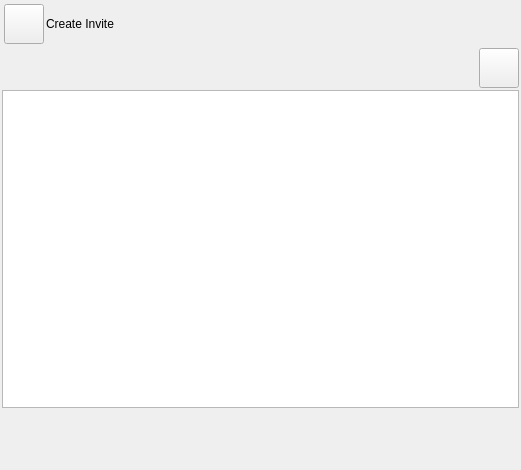
Old version of the form nolimitgui/src/Forms/SessionWidget.ui in the repository nolimitconnect/NoLimitConnect.
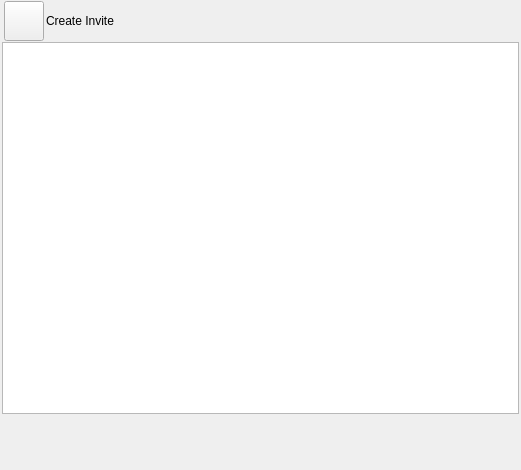
New version of the form. Custom widgets are drawn as their Qt base class.

What changed in the file:
```diff
--- a/nolimitgui/src/Forms/SessionWidget.ui
+++ b/nolimitgui/src/Forms/SessionWidget.ui
@@ -21,19 +21,19 @@
   </property>
   <layout class="QVBoxLayout" name="verticalLayout">
    <property name="spacing">
-    <number>2</number>
+    <number>0</number>
    </property>
    <property name="leftMargin">
     <number>2</number>
    </property>
    <property name="topMargin">
-    <number>2</number>
+    <number>0</number>
    </property>
    <property name="rightMargin">
     <number>2</number>
    </property>
    <property name="bottomMargin">
-    <number>2</number>
+    <number>0</number>
    </property>
    <item>
     <widget class="QFrame" name="m_CreateInviteFrame">
@@ -45,13 +45,13 @@
        <number>2</number>
       </property>
       <property name="topMargin">
-       <number>2</number>
+       <number>1</number>
       </property>
       <property name="rightMargin">
        <number>2</number>
       </property>
       <property name="bottomMargin">
-       <number>2</number>
+       <number>1</number>
       </property>
       <item>
        <widget class="VxPushButton" name="m_CreateInviteButton">
@@ -101,32 +101,6 @@
      </layout>
     </widget>
    </item>
-   <item>
-    <layout class="QHBoxLayout" name="horizontalLayout">
-     <item>
-      <widget class="IdentOfferWidget" name="m_IdentWidget" native="true"/>
-     </item>
-     <item>
-      <widget class="VxPushButton" name="m_BootButton">
-       <property name="sizePolicy">
-        <sizepolicy hsizetype="Fixed" vsizetype="Fixed">
-         <horstretch>0</horstretch>
-         <verstretch>0</verstretch>
-        </sizepolicy>
-       </property>
-       <property name="minimumSize">
-        <size>
-         <width>40</width>
-         <height>40</height>
-        </size>
-       </property>
-       <property name="text">
-        <string notr="true"/>
-       </property>
-      </widget>
-     </item>
-    </layout>
-   </item>
    <item>
     <widget class="HistoryListWidget" name="m_HistoryList">
      <property name="sizePolicy">
@@ -185,12 +159,6 @@
    <extends>QListWidget</extends>
    <header>HistoryListWidget.h</header>
   </customwidget>
-  <customwidget>
-   <class>IdentOfferWidget</class>
-   <extends>QWidget</extends>
-   <header>IdentOfferWidget.h</header>
-   <container>1</container>
-  </customwidget>
  </customwidgets>
  <resources/>
  <connections/>
```
Left out of the diff: 8 changed lines with no effect on the pictures.
